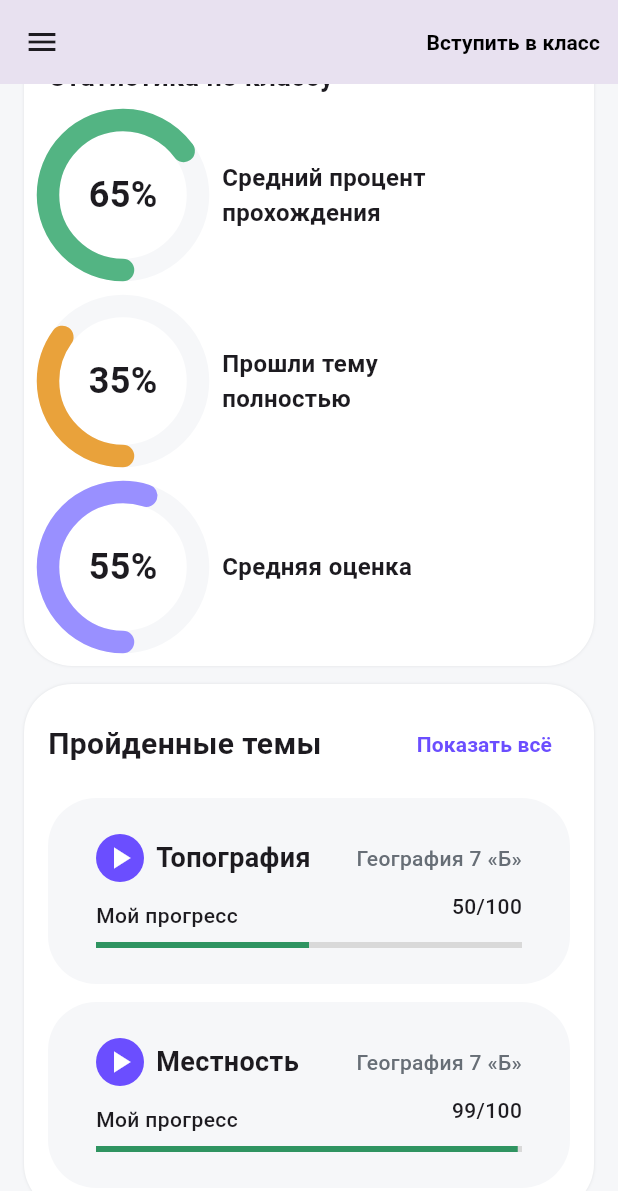
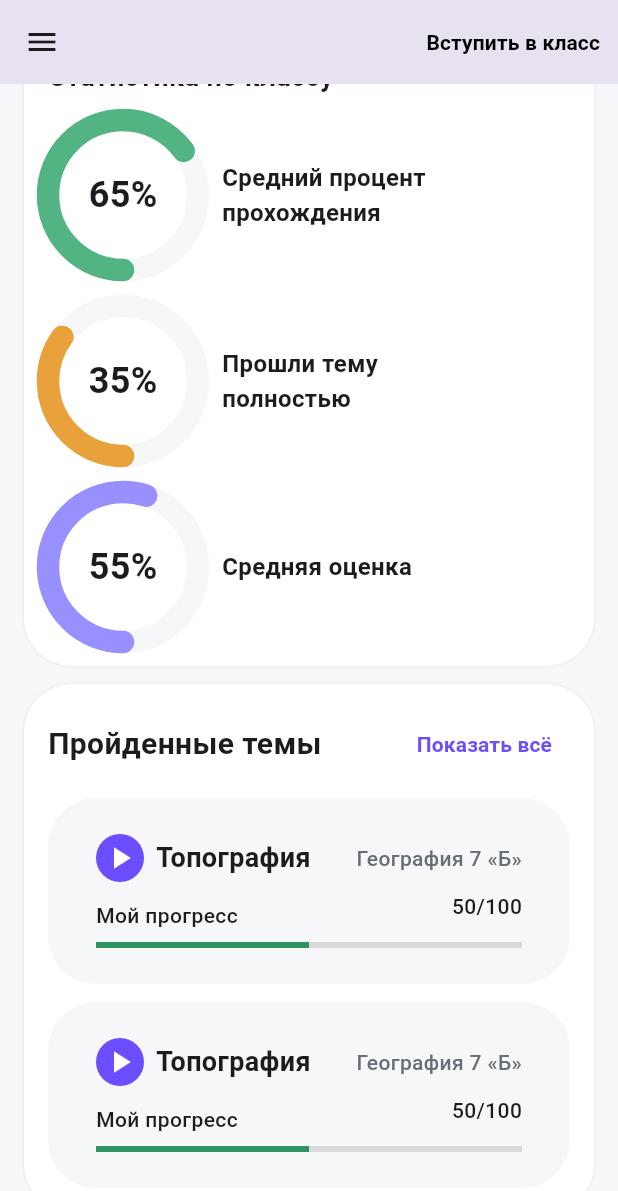
Before and after one commit to melanch0lic/geo-app, a Flutter app: the ClassDetailPageMobile screen opened directly with empty values, scrolled down 210 dp, on a phone screen of 412 x 824 dp. Shown: the top 1191 px of the screen. Run offline on Flutter 3.47's test engine with Material 2 defaults, Android fonts, the phone set to English and light mode, and no system bars; drawn by our look-alikes of simple_circular_progress_bar; our stand-ins replace equatable, firebase_auth, firebase_core, fluro, flutter_bloc, flutter_markdown and 4 more; accounts and stored records are empty.

```diff
--- a/lib/presentation/pages/class_detail_page/class_detail_page_mobile/class_detail_page_mobile.dart
+++ b/lib/presentation/pages/class_detail_page/class_detail_page_mobile/class_detail_page_mobile.dart
@@ -1,9 +1,9 @@
 import 'package:flutter/material.dart';
+import 'package:geo_app/presentation/pages/class_detail_page/class_detail_page_mobile/components/completed_topics_widget_mobile.dart';
 import 'package:geo_app/presentation/pages/tabs_page/tabs_page_mobile/components/drawer_mobile.dart';
 
 import '../../../widgets/enter_class_button_mobile.dart';
 import 'components/class_current_theme_widget_mobile.dart';
-import 'components/completed_topics_widget_mobile.dart';
 
 class ClassDetailPageMobile extends StatelessWidget {
   final int id;
@@ -30,9 +30,9 @@ class ClassDetailPageMobile extends StatelessWidget {
                   style: TextStyle(fontSize: 24, fontWeight: FontWeight.w700),
                 ),
                 SizedBox(height: 16),
-                Column(
-                  children: [ClassCurrentThemeWidgetMobile(), SizedBox(height: 12), CompletedTopicsWidgetMobile()],
-                ),
+                ClassCurrentThemeWidgetMobile(),
+                SizedBox(height: 12),
+                CompletedTopicsWidgetMobile(),
               ],
             ),
           ),
--- a/lib/presentation/pages/class_detail_page/class_detail_page_mobile/components/completed_topics_widget_mobile.dart
+++ b/lib/presentation/pages/class_detail_page/class_detail_page_mobile/components/completed_topics_widget_mobile.dart
@@ -7,8 +7,7 @@ class CompletedTopicsWidgetMobile extends StatelessWidget {
 
   @override
   Widget build(BuildContext context) {
-    return Expanded(
-      child: Container(
+    return Container(
       padding: const EdgeInsets.all(16),
       width: double.infinity,
       decoration: BoxDecoration(
@@ -41,9 +40,8 @@ class CompletedTopicsWidgetMobile extends StatelessWidget {
         const SizedBox(height: 12),
         const CurrentThemeCard(nameClass: 'География 7 «Б»', nameTopic: 'Топография', progress: 50),
         const SizedBox(height: 12),
-          const CurrentThemeCard(nameClass: 'География 7 «Б»', nameTopic: 'Местность', progress: 99),
+        const CurrentThemeCard(nameClass: 'География 7 «Б»', nameTopic: 'Топография', progress: 50),
       ]),
-      ),
     );
   }
 }
--- a/lib/presentation/pages/home_page/home_page_desktop/components/current_theme_card_desktop.dart
+++ b/lib/presentation/pages/home_page/home_page_desktop/components/current_theme_card_desktop.dart
@@ -7,8 +7,7 @@ class CurrentThemeCard extends StatelessWidget {
   final int progress;
   @override
   Widget build(BuildContext context) {
-    return Expanded(
-      child: Container(
+    return Container(
         decoration:
             BoxDecoration(borderRadius: BorderRadius.circular(32), color: const Color.fromRGBO(246, 247, 249, 1)),
         padding: const EdgeInsets.symmetric(horizontal: 32, vertical: 24),
@@ -29,8 +28,7 @@ class CurrentThemeCard extends StatelessWidget {
                           },
                           child: Container(
                             decoration: BoxDecoration(
-                                  color: const Color.fromRGBO(107, 78, 255, 1),
-                                  borderRadius: BorderRadius.circular(100)),
+                                color: const Color.fromRGBO(107, 78, 255, 1), borderRadius: BorderRadius.circular(100)),
                             width: 32,
                             height: 32,
                             child: const Icon(Icons.play_arrow, color: Colors.white),
@@ -69,7 +67,6 @@ class CurrentThemeCard extends StatelessWidget {
               ],
             ),
           ],
-          )),
-    );
+        ));
   }
 }
```
Lines whose indentation alone changed are shown as unchanged.
